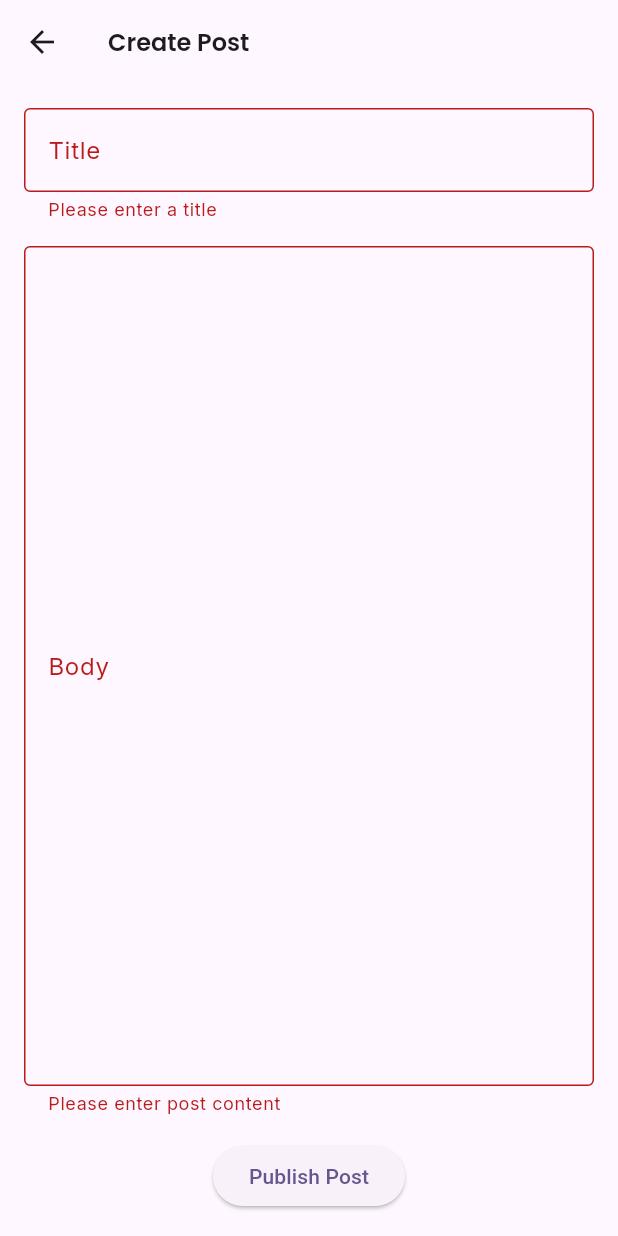
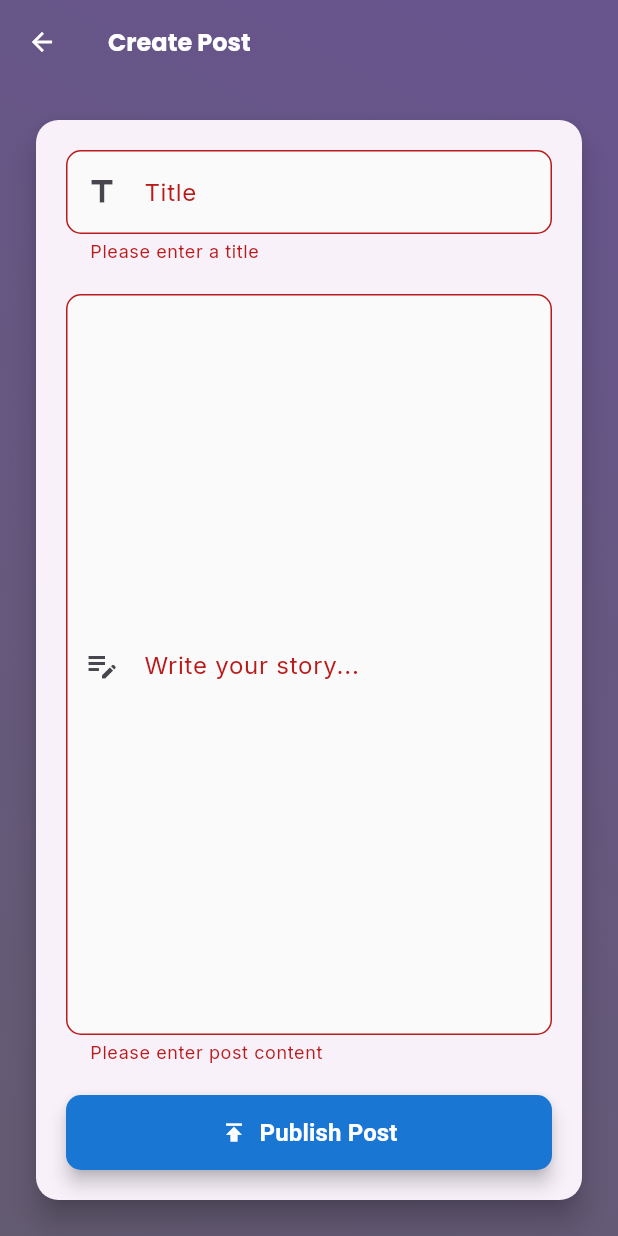
Before and after one commit to yuvakrishnayk/todo_and_posts, a Flutter app: the CreatePostScreen screen opened directly with empty values, after a tap on "Publish Post", on a phone screen of 412 x 824 dp. Run offline on Flutter 3.47's test engine with Material 3 defaults, Android fonts, the phone set to English and light mode, and no system bars; our stand-ins replace equatable, flutter_bloc, google_fonts, infinite_scroll_pagination; network calls fail.

Commit message:
Refactor CreatePostScreen UI with enhanced styling and error handling; remove FullUserDetailScreen and update UserDetailScreen for improved navigation and theme consistency

```diff
--- a/lib/screens/create_post_screen.dart
+++ b/lib/screens/create_post_screen.dart
@@ -1,10 +1,11 @@
-// screens/create_post_screen.dart
 import 'package:flutter/material.dart';
 
-// Add this class at the top or in a separate file for shared access
 class PostRepository {
-  // Add userId to each post
   static final List<Map<String, dynamic>> posts = [];
+
+  static void addPost(Map<String, dynamic> post) {
+    posts.insert(0, {...post, 'timestamp': DateTime.now().toIso8601String()});
+  }
 }
 
 class CreatePostScreen extends StatefulWidget {
@@ -23,18 +24,57 @@ class _CreatePostScreenState extends State<CreatePostScreen> {
   @override
   Widget build(BuildContext context) {
     return Scaffold(
-      appBar: AppBar(title: const Text('Create Post')),
-      body: Padding(
-        padding: const EdgeInsets.all(16.0),
+      extendBodyBehindAppBar: true,
+      appBar: AppBar(
+        elevation: 0,
+        backgroundColor: Colors.transparent,
+        title: const Text(
+          'Create Post',
+          style: TextStyle(fontWeight: FontWeight.bold, color: Colors.white),
+        ),
+        leading: IconButton(
+          icon: const Icon(Icons.arrow_back, color: Colors.white, size: 20),
+          onPressed: () {
+            Navigator.of(context).pop();
+          },
+        ),
+      ),
+      body: Container(
+        decoration: BoxDecoration(
+          gradient: LinearGradient(
+            begin: Alignment.topRight,
+            end: Alignment.bottomLeft,
+            colors: [
+              Theme.of(context).colorScheme.primary,
+              Theme.of(context).colorScheme.secondary,
+            ],
+          ),
+        ),
+        child: SafeArea(
+          child: Padding(
+            padding: const EdgeInsets.all(20.0),
+            child: Card(
+              elevation: 8,
+              shape: RoundedRectangleBorder(
+                borderRadius: BorderRadius.circular(15),
+              ),
+              child: AnimatedContainer(
+                duration: const Duration(milliseconds: 300),
+                padding: const EdgeInsets.all(20),
                 child: Form(
                   key: _formKey,
                   child: Column(
                     children: [
                       TextFormField(
                         controller: _titleController,
-                decoration: const InputDecoration(
+                        decoration: InputDecoration(
                           labelText: 'Title',
-                  border: OutlineInputBorder(),
+                          prefixIcon: const Icon(Icons.title),
+                          border: OutlineInputBorder(
+                            borderRadius: BorderRadius.circular(10),
+                          ),
+                          filled: true,
+                          fillColor: Colors.grey.shade50,
                         ),
                         validator: (value) {
                           if (value == null || value.isEmpty) {
@@ -43,16 +83,21 @@ class _CreatePostScreenState extends State<CreatePostScreen> {
                           return null;
                         },
                       ),
-              const SizedBox(height: 16),
+                      const SizedBox(height: 20),
                       Expanded(
                         child: TextFormField(
                           controller: _bodyController,
                           maxLines: null,
                           expands: true,
-                  decoration: const InputDecoration(
-                    labelText: 'Body',
+                          decoration: InputDecoration(
+                            labelText: 'Write your story...',
                             alignLabelWithHint: true,
-                    border: OutlineInputBorder(),
+                            prefixIcon: const Icon(Icons.edit_note),
+                            border: OutlineInputBorder(
+                              borderRadius: BorderRadius.circular(10),
+                            ),
+                            filled: true,
+                            fillColor: Colors.grey.shade50,
                           ),
                           validator: (value) {
                             if (value == null || value.isEmpty) {
@@ -62,12 +107,41 @@ class _CreatePostScreenState extends State<CreatePostScreen> {
                           },
                         ),
                       ),
-              const SizedBox(height: 16),
-              ElevatedButton(
+                      const SizedBox(height: 20),
+                      SizedBox(
+                        width: double.infinity,
+                        height: 50,
+                        child: ElevatedButton(
                           onPressed: _submitPost,
-                child: const Text('Publish Post'),
+                          style: ElevatedButton.styleFrom(
+                            backgroundColor: Colors.blue.shade700,
+                            foregroundColor: Colors.white,
+                            elevation: 5,
+                            shape: RoundedRectangleBorder(
+                              borderRadius: BorderRadius.circular(10),
+                            ),
+                          ),
+                          child: const Row(
+                            mainAxisAlignment: MainAxisAlignment.center,
+                            children: [
+                              Icon(Icons.publish),
+                              SizedBox(width: 8),
+                              Text(
+                                'Publish Post',
+                                style: TextStyle(
+                                  fontSize: 16,
+                                  fontWeight: FontWeight.bold,
+                                ),
                               ),
                             ],
+                          ),
+                        ),
+                      ),
+                    ],
+                  ),
+                ),
+              ),
+            ),
           ),
         ),
       ),
@@ -76,18 +150,42 @@ class _CreatePostScreenState extends State<CreatePostScreen> {
 
   void _submitPost() {
     if (_formKey.currentState!.validate()) {
-      PostRepository.posts.add({
+      try {
+        final newPost = {
           'userId': widget.userId,
-        'title': _titleController.text,
-        'body': _bodyController.text,
-      });
+          'title': _titleController.text.trim(),
+          'body': _bodyController.text.trim(),
+        };
+
+        PostRepository.addPost(newPost);
+
         ScaffoldMessenger.of(context).showSnackBar(
-        const SnackBar(content: Text('Post created successfully')),
+          SnackBar(
+            content: const Row(
+              children: [
+                Icon(Icons.check_circle, color: Colors.white),
+                SizedBox(width: 8),
+                Text('Post created successfully'),
+              ],
+            ),
+            backgroundColor: Colors.green,
+            duration: const Duration(seconds: 2),
+            behavior: SnackBarBehavior.floating,
+          ),
         );
+
         _titleController.clear();
         _bodyController.clear();
-      // Pop and notify parent to refresh
         Navigator.of(context).pop(true);
+      } catch (e) {
+        ScaffoldMessenger.of(context).showSnackBar(
+          SnackBar(
+            content: Text('Error creating post: $e'),
+            backgroundColor: Colors.red,
+            behavior: SnackBarBehavior.floating,
+          ),
+        );
       }
     }
   }
+}
```
Also changed, not shown: lib/screens/full_user_detail_screen.dart (deleted, +0 -156 lines), lib/screens/user_detail_screen.dart (+16 -18 lines), lib/screens/user_list_screen.dart (+14 -14 lines). Lines whose indentation alone changed are shown as unchanged.
